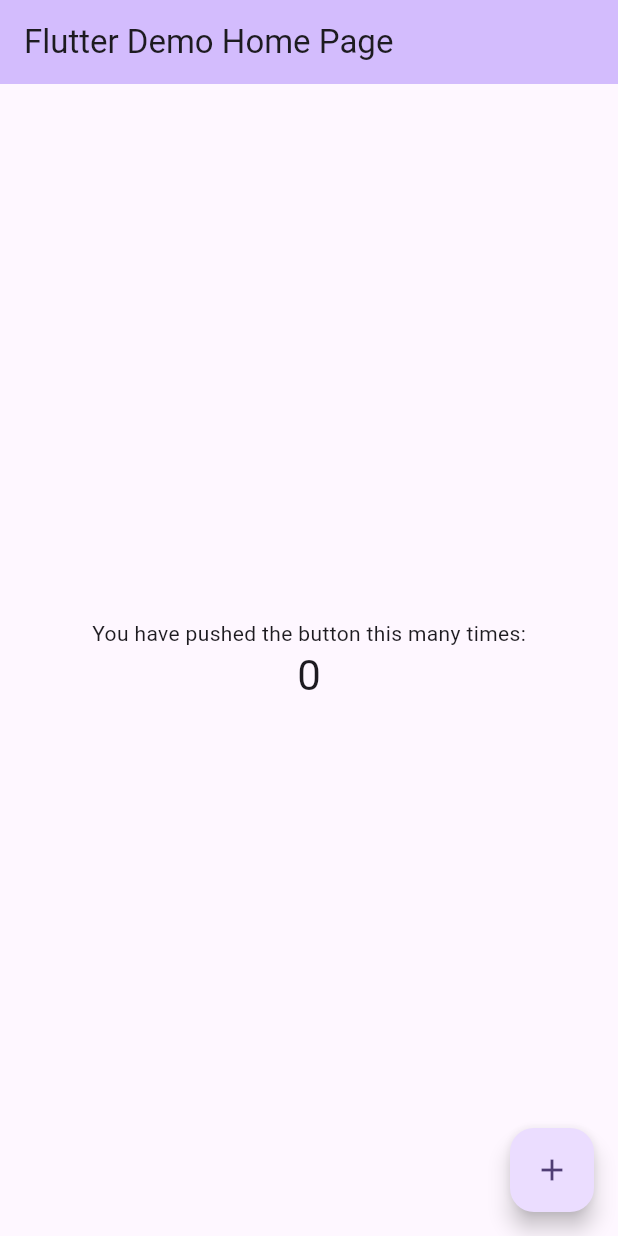
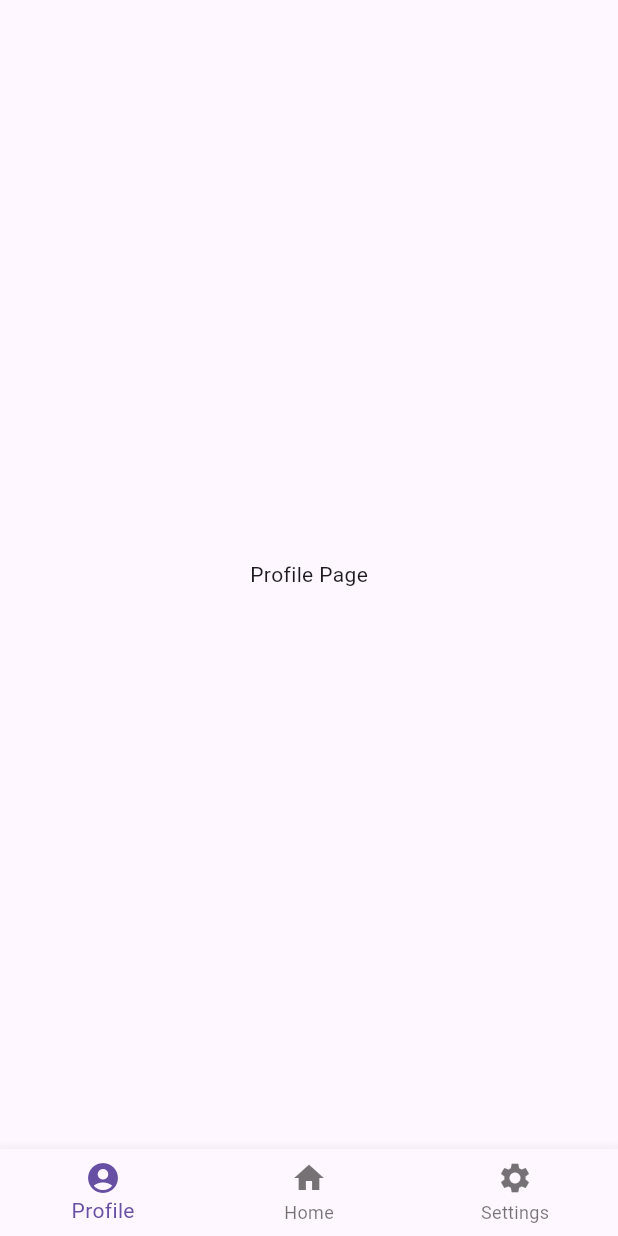
Before and after one commit to Ritesh-237/flutter_testing, a Flutter app: the screen it shows after launch, on a phone screen of 412 x 824 dp. Run offline on Flutter 3.47's test engine with Material 3 defaults, Android fonts, the phone set to English and light mode, and no system bars; our stand-ins replace auto_route, bloc, dio, equatable, freezed_annotation, get_it and 1 more.

Commit message:
auto route feature done

```diff
--- /dev/null
+++ b/devtools_options.yaml
@@ -0,0 +1 @@
+extensions:
--- /dev/null
+++ b/lib/features/route_feature/pages/bottom_navigation_page.dart
@@ -0,0 +1,34 @@
+import 'package:auto_route/auto_route.dart';
+import 'package:dummy/features/route_feature/routes/auto_route.dart';
+import 'package:flutter/material.dart';
+
+@RoutePage()
+class BottomNavigationPage extends StatelessWidget {
+  const BottomNavigationPage({super.key});
+
+  @override
+  Widget build(BuildContext context) {
+    return AutoTabsRouter(
+      routes: const [ProfileRoute(), HomeRoute(), SettingsRoute()],
+      builder: (context, child) {
+        final tabsRouter = AutoTabsRouter.of(context);
+        return Scaffold(
+          body: child,
+          bottomNavigationBar: BottomNavigationBar(
+            currentIndex: tabsRouter.activeIndex,
+            onTap: (int currentIndex) {
+              tabsRouter.setActiveIndex(currentIndex);
+            },
+            items: const [
+              BottomNavigationBarItem(
+                  icon: Icon(Icons.account_circle_rounded), label: 'Profile'),
+              BottomNavigationBarItem(icon: Icon(Icons.home), label: 'Home'),
+              BottomNavigationBarItem(
+                  icon: Icon(Icons.settings), label: 'Settings')
+            ],
+          ),
+        );
+      },
+    );
+  }
+}
--- /dev/null
+++ b/lib/features/route_feature/pages/profile_page.dart
@@ -0,0 +1,16 @@
+import 'package:auto_route/auto_route.dart';
+import 'package:flutter/material.dart';
+
+@RoutePage()
+class ProfilePage extends StatelessWidget {
+  const ProfilePage({super.key});
+
+  @override
+  Widget build(BuildContext context) {
+    return const Scaffold(
+      body: Center(
+        child: Text('Profile Page'),
+      ),
+    );
+  }
+}
--- /dev/null
+++ b/lib/features/route_feature/routes/auto_route.dart
@@ -0,0 +1,28 @@
+import 'package:auto_route/auto_route.dart';
+import 'package:dummy/features/route_feature/pages/home_page.dart';
+import 'package:dummy/features/route_feature/pages/profile_page.dart';
+import 'package:dummy/features/route_feature/pages/setting_page.dart';
+import 'package:dummy/features/route_feature/routes/auto_route_guard.dart';
+import 'package:flutter/material.dart';
+
+import '../pages/bottom_navigation_page.dart';
+import '../pages/login_page.dart';
+import '../pages/songs_page.dart';
+
+part 'auto_route.gr.dart';
+
+@AutoRouterConfig()
+class AutoRouter extends _$AutoRouter {
+  @override
+  List<AutoRoute> get routes => [
+        AutoRoute(page: BottomNavigationRoute.page, initial: true, children: [
+          AutoRoute(page: HomeRoute.page),
+          AutoRoute(page: ProfileRoute.page),
+          AutoRoute(page: SettingsRoute.page),
+        ]),
+        AutoRoute(page: SongsRoute.page, guards: [
+          AuthGuard(),
+        ]),
+        AutoRoute(page: LoginRoute.page)
+      ];
+}
--- a/lib/main.dart
+++ b/lib/main.dart
@@ -1,3 +1,4 @@
+import 'package:dummy/features/route_feature/routes/auto_route.dart';
 import 'package:flutter/material.dart';
 
 void main() {
@@ -7,119 +8,11 @@ void main() {
 class MyApp extends StatelessWidget {
   const MyApp({super.key});
 
-  // This widget is the root of your application.
   @override
   Widget build(BuildContext context) {
-    return MaterialApp(
-      title: 'Flutter Demo',
-      theme: ThemeData(
-        // This is the theme of your application.
-        //
-        // TRY THIS: Try running your application with "flutter run". You'll see
-        // the application has a purple toolbar. Then, without quitting the app,
-        // try changing the seedColor in the colorScheme below to Colors.green
-        // and then invoke "hot reload" (save your changes or press the "hot
-        // reload" button in a Flutter-supported IDE, or press "r" if you used
-        // the command line to start the app).
-        //
-        // Notice that the counter didn't reset back to zero; the application
-        // state is not lost during the reload. To reset the state, use hot
-        // restart instead.
-        //
-        // This works for code too, not just values: Most code changes can be
-        // tested with just a hot reload.
-        colorScheme: ColorScheme.fromSeed(seedColor: Colors.deepPurple),
-        useMaterial3: true,
-      ),
-      home: const MyHomePage(title: 'Flutter Demo Home Page'),
+    final route = AutoRouter();
+    return MaterialApp.router(
+      routerConfig: route.config(),
     );
   }
 }
-
-class MyHomePage extends StatefulWidget {
-  const MyHomePage({super.key, required this.title});
-
-  // This widget is the home page of your application. It is stateful, meaning
-  // that it has a State object (defined below) that contains fields that affect
-  // how it looks.
-
-  // This class is the configuration for the state. It holds the values (in this
-  // case the title) provided by the parent (in this case the App widget) and
-  // used by the build method of the State. Fields in a Widget subclass are
-  // always marked "final".
-
-  final String title;
-
-  @override
-  State<MyHomePage> createState() => _MyHomePageState();
-}
-
-class _MyHomePageState extends State<MyHomePage> {
-  int _counter = 0;
-
-  void _incrementCounter() {
-    setState(() {
-      // This call to setState tells the Flutter framework that something has
-      // changed in this State, which causes it to rerun the build method below
-      // so that the display can reflect the updated values. If we changed
-      // _counter without calling setState(), then the build method would not be
-      // called again, and so nothing would appear to happen.
-      _counter++;
-    });
-  }
-
-  @override
-  Widget build(BuildContext context) {
-    // This method is rerun every time setState is called, for instance as done
-    // by the _incrementCounter method above.
-    //
-    // The Flutter framework has been optimized to make rerunning build methods
-    // fast, so that you can just rebuild anything that needs updating rather
-    // than having to individually change instances of widgets.
-    return Scaffold(
-      appBar: AppBar(
-        // TRY THIS: Try changing the color here to a specific color (to
-        // Colors.amber, perhaps?) and trigger a hot reload to see the AppBar
-        // change color while the other colors stay the same.
-        backgroundColor: Theme.of(context).colorScheme.inversePrimary,
-        // Here we take the value from the MyHomePage object that was created by
-        // the App.build method, and use it to set our appbar title.
-        title: Text(widget.title),
-      ),
-      body: Center(
-        // Center is a layout widget. It takes a single child and positions it
-        // in the middle of the parent.
-        child: Column(
-          // Column is also a layout widget. It takes a list of children and
-          // arranges them vertically. By default, it sizes itself to fit its
-          // children horizontally, and tries to be as tall as its parent.
-          //
-          // Column has various properties to control how it sizes itself and
-          // how it positions its children. Here we use mainAxisAlignment to
-          // center the children vertically; the main axis here is the vertical
-          // axis because Columns are vertical (the cross axis would be
-          // horizontal).
-          //
-          // TRY THIS: Invoke "debug painting" (choose the "Toggle Debug Paint"
-          // action in the IDE, or press "p" in the console), to see the
-          // wireframe for each widget.
-          mainAxisAlignment: MainAxisAlignment.center,
-          children: <Widget>[
-            const Text(
-              'You have pushed the button this many times:',
-            ),
-            Text(
-              '$_counter',
-              style: Theme.of(context).textTheme.headlineMedium,
-            ),
-          ],
-        ),
-      ),
-      floatingActionButton: FloatingActionButton(
-        onPressed: _incrementCounter,
-        tooltip: 'Increment',
-        child: const Icon(Icons.add),
-      ), // This trailing comma makes auto-formatting nicer for build methods.
-    );
-  }
-}
--- a/pubspec.yaml
+++ b/pubspec.yaml
@@ -51,6 +51,10 @@ dependencies:
   get_it: ^7.6.7
   injectable: ^2.3.2
   mason: ^0.1.0-dev.52
+  auto_route: ^7.8.4
+  auto_route_generator: ^7.3.2
+  shared_preferences: ^2.2.2
+  injectable_generator: ^2.4.1
 
 dev_dependencies:
   flutter_test:
```
Also changed, not shown: lib/features/route_feature/pages/home_page.dart (added, +16 -0 lines), lib/features/route_feature/pages/login_page.dart (added, +74 -0 lines), lib/features/route_feature/pages/setting_page.dart (added, +34 -0 lines), lib/features/route_feature/pages/songs_page.dart (added, +14 -0 lines), lib/features/route_feature/routes/auto_route_guard.dart (added, +26 -0 lines), lib/features/news/news_bloc/news_bloc.dart (deleted), lib/features/news/news_bloc/news_event.dart (deleted), lib/features/news/news_bloc/news_state.dart (deleted), lib/features/news/screens/news.dart (deleted), lib/features/route_feature/routes/auto_route.gr.dart (added), pubspec.lock, 1 other file.
